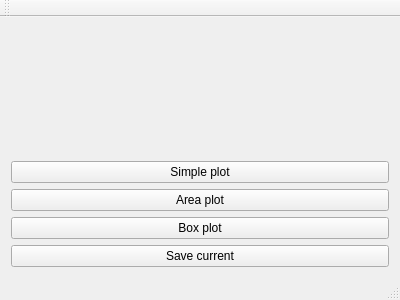
Before: the Qt Designer form qt/charttest/mainwindow.ui in neutronimaging/sandbox, drawn with Qt 5.
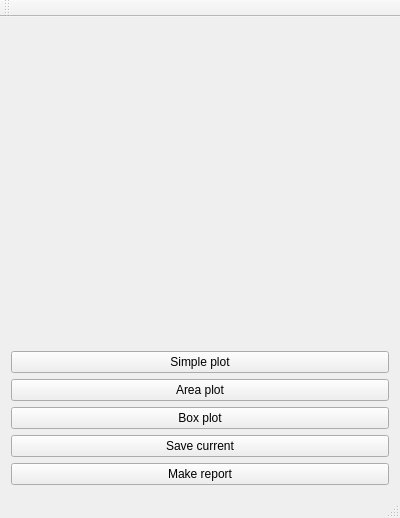
After: the same form once the commit is applied. Custom widgets are drawn as their Qt base class.

Diff of the .ui file:
```diff
--- a/qt/charttest/mainwindow.ui
+++ b/qt/charttest/mainwindow.ui
@@ -7,7 +7,7 @@
     <x>0</x>
     <y>0</y>
     <width>400</width>
-    <height>300</height>
+    <height>518</height>
    </rect>
   </property>
   <property name="windowTitle">
@@ -46,6 +46,13 @@
       </property>
      </widget>
     </item>
+    <item>
+     <widget class="QPushButton" name="pushButton_5">
+      <property name="text">
+       <string>Make report</string>
+      </property>
+     </widget>
+    </item>
    </layout>
   </widget>
   <widget class="QMenuBar" name="menuBar">
```
